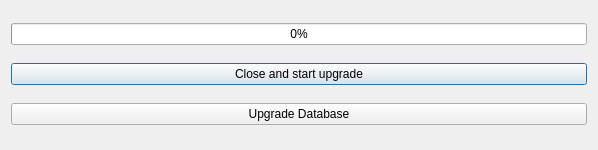
This is autoupdatedialog.ui in ic005k/OCAuxiliaryTools as Qt 5 draws it before an edit. The edited form follows.
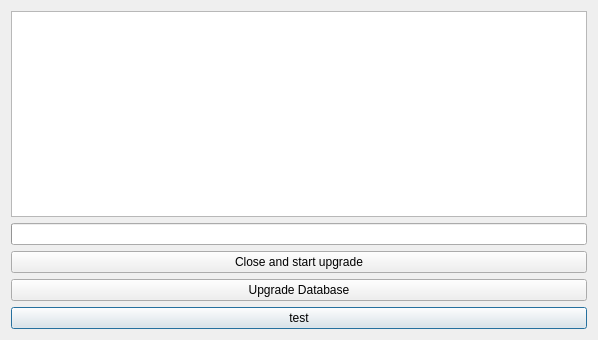
This is the edited form.

Diff of the .ui file:
```diff
--- a/autoupdatedialog.ui
+++ b/autoupdatedialog.ui
@@ -7,34 +7,50 @@
     <x>0</x>
     <y>0</y>
     <width>598</width>
-    <height>150</height>
+    <height>340</height>
    </rect>
   </property>
   <property name="windowTitle">
    <string>Dialog</string>
   </property>
   <layout class="QGridLayout" name="gridLayout">
-   <item row="1" column="0">
-    <widget class="QPushButton" name="btnStartUpdate">
+   <item row="4" column="0">
+    <widget class="QPushButton" name="btnTest">
      <property name="text">
-      <string>Close and start upgrade</string>
+      <string>test</string>
      </property>
     </widget>
    </item>
-   <item row="2" column="0">
+   <item row="3" column="0">
     <widget class="QPushButton" name="btnUpdateDatabase">
      <property name="text">
       <string>Upgrade Database</string>
      </property>
     </widget>
    </item>
-   <item row="0" column="0">
+   <item row="2" column="0">
+    <widget class="QPushButton" name="btnStartUpdate">
+     <property name="text">
+      <string>Close and start upgrade</string>
+     </property>
+    </widget>
+   </item>
+   <item row="1" column="0">
     <widget class="QProgressBar" name="progressBar">
-     <property name="value">
+     <property name="minimum">
       <number>0</number>
      </property>
+     <property name="maximum">
+      <number>100</number>
+     </property>
+     <property name="value">
+      <number>-1</number>
+     </property>
     </widget>
    </item>
+   <item row="0" column="0">
+    <widget class="QTextEdit" name="textEdit"/>
+   </item>
   </layout>
  </widget>
  <resources/>
```
